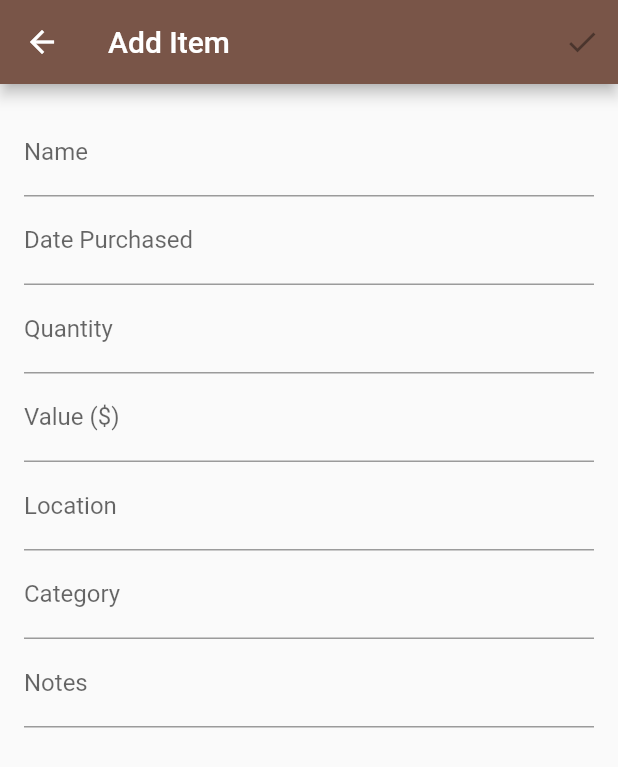
After one commit to sean-scott/inventory-flutter, a Flutter app: the ItemPage screen opened by its route, on a phone screen of 412 x 824 dp. The commit adds this screen. Shown: the top 767 px of the screen. Run offline on Flutter 3.47's test engine with Material 2 defaults, Android fonts, the phone set to English and light mode, and no system bars.

Commit message:
Routing implementation

```diff
--- /dev/null
+++ b/lib/item_page.dart
@@ -0,0 +1,74 @@
+import 'package:flutter/material.dart';
+
+class ItemPage extends StatefulWidget {
+  ItemPage({Key key, this.title}) : super(key: key);
+
+  final String title;
+
+  @override
+  _ItemPageState createState() => new _ItemPageState();
+}
+
+class _ItemPageState extends State<ItemPage> {
+  @override
+  Widget build(BuildContext context) {
+    return new Scaffold(
+      appBar: new AppBar(
+        title: new Text(widget.title),
+        actions: <Widget>[
+          new IconButton(
+            icon: new Icon(Icons.done),
+            tooltip: 'Save',
+            onPressed: null,
+          ),
+        ],
+      ),
+      body: new Container(
+        child: new ListView(
+          padding: const EdgeInsets.all(16.0),
+          children: [
+            new TextFormField(
+              decoration: new InputDecoration(
+                labelText: 'Name'
+              ),
+            ),
+            new TextFormField(
+              keyboardType: TextInputType.datetime,
+              decoration: new InputDecoration(
+                labelText: 'Date Purchased'
+              ),
+            ),
+            new TextFormField(
+              keyboardType: TextInputType.number,
+              decoration: new InputDecoration(
+                labelText: 'Quantity'
+              ),
+            ),
+            new TextFormField(
+              keyboardType: TextInputType.number,
+              decoration: new InputDecoration(
+                labelText: 'Value (\$)'
+              ),
+            ),
+            new TextFormField(
+              decoration: new InputDecoration(
+                labelText: 'Location'
+              ),
+            ),
+            new TextFormField(
+              decoration: new InputDecoration(
+                labelText: 'Category'
+              ),
+            ),
+            new TextFormField(
+              decoration: new InputDecoration(
+                labelText: 'Notes'
+              ),
+            ),
+          ],
+        ),
+      ),
+    );
+  }
+
+}
```
Also changed, not shown: lib/main.dart (+6 -61 lines).
